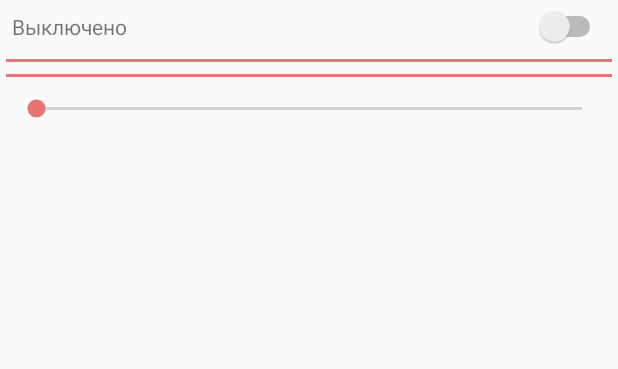
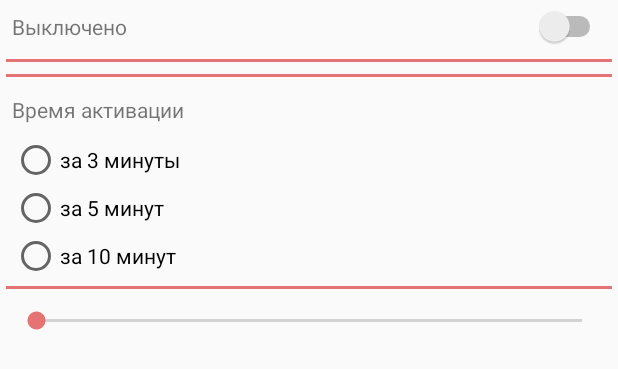
Before and after one commit to AntonZarytski/CycleAlarm, an Android app: the layout sound_check_dialog.xml on its own in the app's theme, with its tools: preview values and no code run, on a phone screen of 412 x 824 dp. Shown: the top 369 px of the screen. Run offline under Robolectric (Android 15) with nearby library versions, the phone set to English and light mode, and no system bars.

Commit message:
fix bugs

```diff
--- a/app/src/main/res/layout/sound_check_dialog.xml
+++ b/app/src/main/res/layout/sound_check_dialog.xml
@@ -33,10 +33,6 @@
         android:layout_height="wrap_content"
         android:layout_below="@id/line_sound_dialog"
         android:orientation="vertical">
-        <ScrollView
-            android:id="@+id/scroll_view_sound_dialog"
-            android:layout_width="match_parent"
-            android:layout_height="wrap_content">
 
             <LinearLayout
                 android:layout_width="match_parent"
@@ -49,10 +45,56 @@
                     android:layout_height="wrap_content"
                     android:paddingStart="8dp" />
             </LinearLayout>
-        </ScrollView>
+
 
             <LinearLayout
                 android:id="@+id/line_sound_dialog1"
+                android:layout_width="match_parent"
+                android:layout_height="2dp"
+                android:layout_margin="4dp"
+                android:background="@color/colorAccent"
+                android:orientation="horizontal" />
+
+            <LinearLayout
+                android:id="@+id/smooth_activation_data_layout"
+                android:layout_width="match_parent"
+                android:layout_height="wrap_content"
+                android:orientation="vertical">
+
+                <TextView
+                    android:layout_width="wrap_content"
+                    android:layout_height="wrap_content"
+                    android:padding="8dp"
+                    android:text="@string/time_of_activation" />
+
+                <RadioGroup
+                    android:id="@+id/radiobtn_group_prepared_smooth_activation"
+                    android:layout_width="wrap_content"
+                    android:layout_height="wrap_content"
+                    android:paddingStart="8dp">
+
+                    <RadioButton
+                        android:id="@+id/three_minutes_before"
+                        android:layout_width="wrap_content"
+                        android:layout_height="wrap_content"
+                        android:text="@string/three_minutes_before" />
+
+                    <RadioButton
+                        android:id="@+id/five_minutes_before"
+                        android:layout_width="wrap_content"
+                        android:layout_height="wrap_content"
+                        android:text="@string/five_minutes_before" />
+
+                    <RadioButton
+                        android:id="@+id/ten_minutes_before"
+                        android:layout_width="wrap_content"
+                        android:layout_height="wrap_content"
+                        android:text="@string/ten_minutes_before" />
+                </RadioGroup>
+            </LinearLayout>
+
+            <LinearLayout
+                android:id="@+id/line_sound_dialog2"
                 android:layout_width="match_parent"
                 android:layout_height="2dp"
                 android:layout_margin="4dp"
--- a/app/src/main/res/values/strings.xml
+++ b/app/src/main/res/values/strings.xml
@@ -52,6 +52,10 @@
     <string name="fifth_time">5 раз</string>
     <string name="newer">Никогда</string>
     <string name="on">Выключено</string>
+    <string name="time_of_activation">Время активации</string>
+    <string name="three_minutes_before">за 3 минуты</string>
+    <string name="five_minutes_before">за 5 минут</string>
+    <string name="ten_minutes_before">за 10 минут</string>
     <array name="vibrator_names">
         <item>"Basic call"</item>
         <item>"Tick tock"</item>
```
Also changed, not shown: app/src/main/java/zaritsky/com/cyclealarm/fragments/AlarmAdd.java (+102 -25 lines), app/src/main/java/zaritsky/com/cyclealarm/fragments/CycleAdd.java (+9 -8 lines), app/src/main/java/zaritsky/com/cyclealarm/models/Alarm.java (+9 -2 lines). Lines whose indentation alone changed are shown as unchanged.
